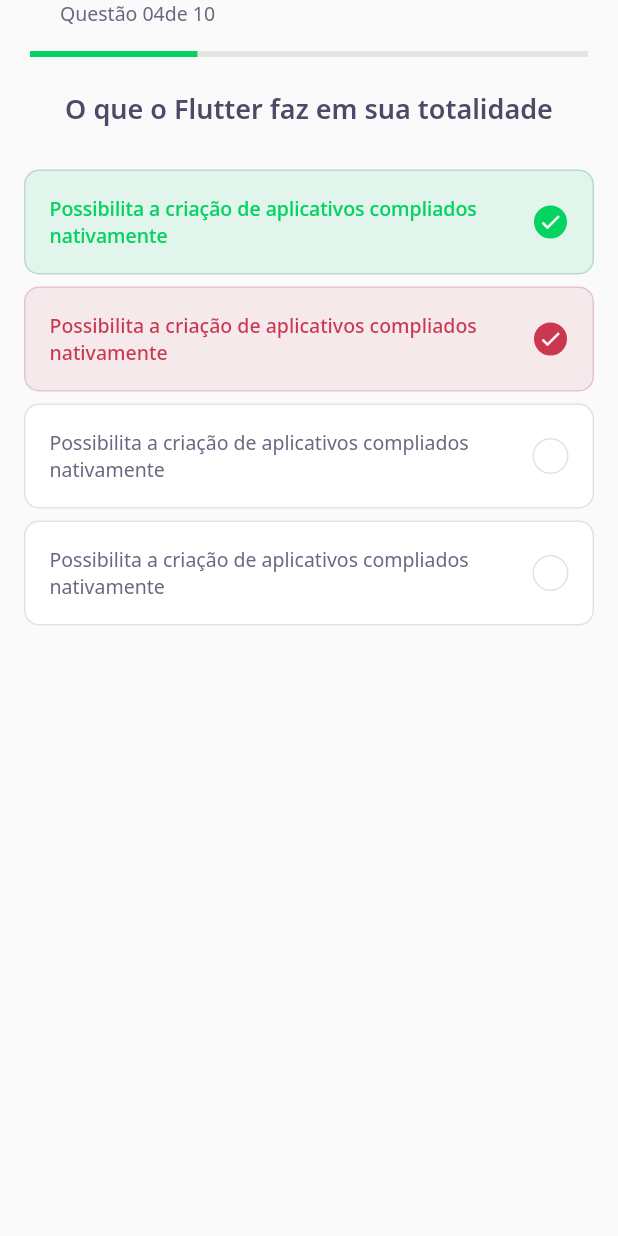
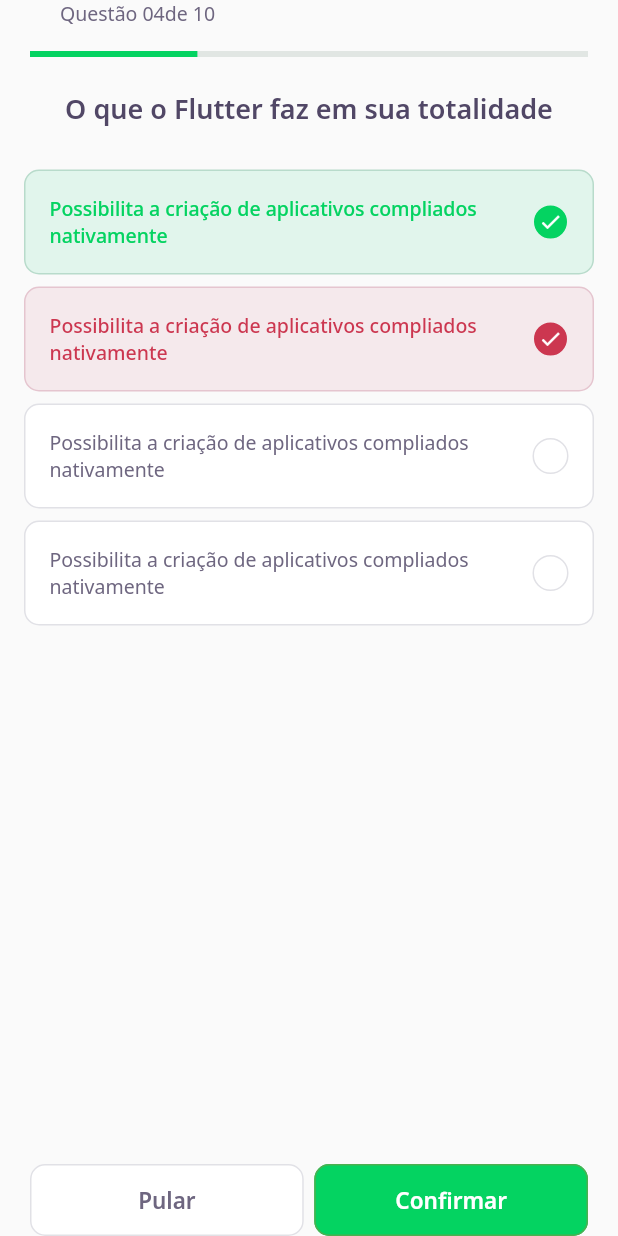
Before and after one commit to sol-oliveira/devquiz, a Flutter app: the ChallengePage screen opened directly, on a phone screen of 412 x 824 dp. Run offline on Flutter 3.47's test engine with Material 2 defaults, Android fonts, the phone set to English and light mode, and no system bars; our stand-ins replace google_fonts; accounts and stored records are empty.

Commit message:
aula 4 - Next Button Widget

```diff
--- a/lib/challenge/challenge_page.dart
+++ b/lib/challenge/challenge_page.dart
@@ -1,4 +1,5 @@
 
+import 'package:DevQuiz/challenge/widgets/next_button/next_button_widget.dart';
 import 'package:DevQuiz/challenge/widgets/question_indicator/question_indicator_widget.dart';
 import 'package:DevQuiz/challenge/widgets/quiz/quiz_widget.dart';
 import 'package:flutter/material.dart';
@@ -21,7 +22,22 @@
           child: QuestionIndicatorWidget()
         ),
       ),
-      body: QuizWidget(title: 'O que o Flutter faz em sua totalidade',),
+      body: QuizWidget(
+        title: 'O que o Flutter faz em sua totalidade',
+      ),
+      bottomNavigationBar: SafeArea(
+        bottom: true,
+        child: Padding(
+          padding: const EdgeInsets.symmetric(horizontal: 20),
+          child: Row(
+            mainAxisAlignment: MainAxisAlignment.spaceAround,
+            children: [
+              Expanded(child: NextButtonWidget.white(label: 'Pular', ontap: () { },)),
+              SizedBox(width: 7),
+              Expanded(child: NextButtonWidget.green(label: 'Confirmar', ontap: () { },))
+          ]),
+        ),
+      ),
     );
   }
 }
--- /dev/null
+++ b/lib/challenge/widgets/next_button/next_button_widget.dart
@@ -0,0 +1,68 @@
+
+import 'package:flutter/material.dart';
+import 'package:DevQuiz/core/app_colors.dart';
+import 'package:google_fonts/google_fonts.dart';
+
+class NextButtonWidget extends StatelessWidget {
+  final String label;
+  final Color backgroundColor;
+  final Color fontColor;
+  final Color borderColor;
+  final VoidCallback ontap;
+
+ NextButtonWidget({
+    Key? key,
+    required this.label,
+    required this.backgroundColor,
+    required this.fontColor,
+    required this.borderColor,
+    required this.ontap,
+    });
+
+    NextButtonWidget.green({required String label, required VoidCallback ontap})
+      : this.backgroundColor = AppColors.darkGreen,
+        this.fontColor = AppColors.white,
+        this.label = label,
+        this.borderColor = Colors.green,
+        this.ontap = ontap;
+
+      NextButtonWidget.white({required String label, required VoidCallback ontap})
+      : this.backgroundColor= AppColors.white,
+        this.fontColor = AppColors.grey,
+        this.label = label,
+        this.borderColor = AppColors.border,
+        this.ontap = ontap;
+
+
+  @override
+  Widget build(BuildContext context) {
+    return Container(
+      height: 48,
+      child: TextButton(
+        style: ButtonStyle(
+          backgroundColor: MaterialStateProperty.all(
+           backgroundColor,
+          ),
+          shape: MaterialStateProperty.all(
+            RoundedRectangleBorder(
+              borderRadius: BorderRadius.circular(10)
+            ),
+          ),
+          side: MaterialStateProperty.all(BorderSide(
+            color: borderColor
+          ),
+          ),
+        ),
+        onPressed: ontap,
+        child: Text(
+        label,
+        style: GoogleFonts.notoSans(
+          fontWeight: FontWeight.w600,
+          fontSize: 15,
+          color: fontColor,
+        ),
+       ),
+       ),
+    );
+  }
+}
--- a/lib/core/app_widget.dart
+++ b/lib/core/app_widget.dart
@@ -1,15 +1,12 @@
+import 'package:DevQuiz/challenge/challenge_page.dart';
 import 'package:flutter/material.dart';
-
-
 import 'package:DevQuiz/home/home_page.dart';
-
-
 class AppWidget extends StatelessWidget {
   @override
   Widget build(BuildContext context) {
     return MaterialApp(
       title: "DevQuiz",
-      home: HomePage(),
+      home: ChallengePage (),
     );
   }
 }
```
